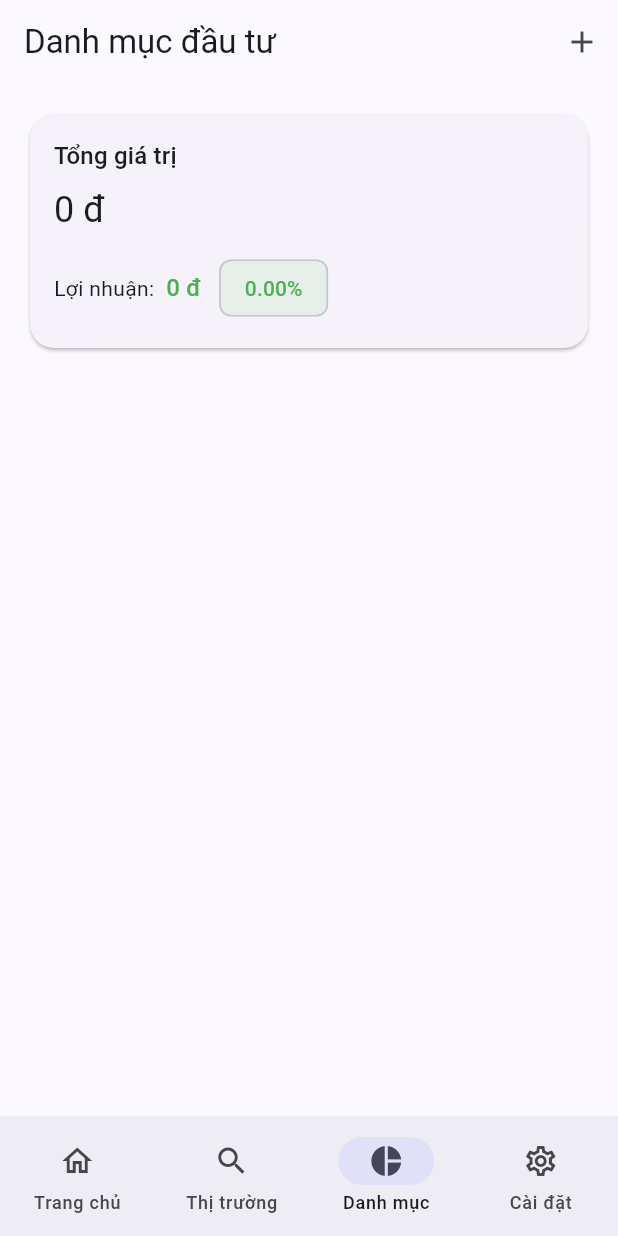
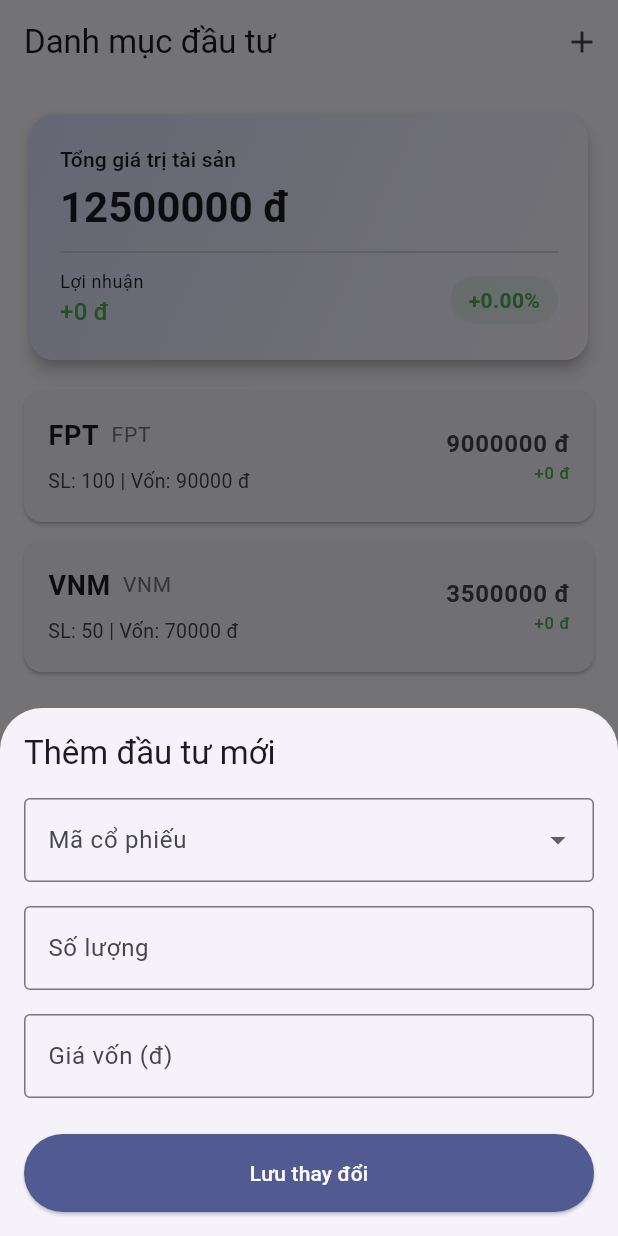
Before and after one commit to vinhhoang04cp/invest, a Flutter app: the screen it shows once a user with an empty profile is signed in, item 3 of the bottom bar chosen, after a tap on the "add" icon, on a phone screen of 412 x 824 dp. Run offline on Flutter 3.47's test engine with Material 3 defaults, Android fonts, the phone set to English and light mode, and no system bars; drawn by our look-alikes of talker_flutter; our stand-ins replace cloud_firestore, firebase_auth, firebase_core, fl_chart; accounts and stored records are empty; network calls fail.

Commit message:
upt danh muc dau tu

```diff
--- a/lib/main.dart
+++ b/lib/main.dart
@@ -16,6 +16,7 @@ import 'screens/watchlist_manage_screen.dart';
 import 'services/logger_service.dart';
 import 'state/auth_provider.dart';
 import 'state/watchlist_provider.dart';
+import 'state/portfolio_provider.dart';
 
 // =============================================================================
 // ENTRY POINT — main.dart
@@ -86,6 +87,17 @@ class AppBootstrap extends StatelessWidget {
             final String? newUid = auth.uid;
             if (previous == null || newUid != previous.uid) {
               return WatchlistProvider(uid: newUid);
+            }
+            return previous;
+          },
+        ),
+        // PortfolioProvider: tương tự WatchlistProvider, phụ thuộc vào AuthProvider
+        ChangeNotifierProxyProvider<AuthProvider, PortfolioProvider>(
+          create: (_) => PortfolioProvider(),
+          update: (_, AuthProvider auth, PortfolioProvider? previous) {
+            final String? newUid = auth.uid;
+            if (previous == null || newUid != previous.uid) {
+              return PortfolioProvider(uid: newUid);
             }
             return previous;
           },
--- a/lib/models/portfolio.dart
+++ b/lib/models/portfolio.dart
@@ -1,4 +1,45 @@
 import 'stock.dart';
+
+/// Dữ liệu thô của một khoản đầu tư (dùng để lưu trữ).
+class PortfolioItem {
+  const PortfolioItem({
+    required this.symbol,
+    required this.quantity,
+    required this.averagePrice,
+  });
+
+  final String symbol;
+  final int quantity;
+  final double averagePrice;
+
+  Map<String, dynamic> toMap() {
+    return {
+      'symbol': symbol,
+      'quantity': quantity,
+      'averagePrice': averagePrice,
+    };
+  }
+
+  factory PortfolioItem.fromMap(Map<String, dynamic> map) {
+    return PortfolioItem(
+      symbol: map['symbol'] as String,
+      quantity: (map['quantity'] as num).toInt(),
+      averagePrice: (map['averagePrice'] as num).toDouble(),
+    );
+  }
+
+  PortfolioItem copyWith({
+    String? symbol,
+    int? quantity,
+    double? averagePrice,
+  }) {
+    return PortfolioItem(
+      symbol: symbol ?? this.symbol,
+      quantity: quantity ?? this.quantity,
+      averagePrice: averagePrice ?? this.averagePrice,
+    );
+  }
+}
 
 /// Đại diện cho một khoản đầu tư (một mã cổ phiếu cụ thể) trong Danh mục của người dùng.
 class PortfolioEntry {
--- a/lib/screens/portfolio_screen.dart
+++ b/lib/screens/portfolio_screen.dart
@@ -1,25 +1,14 @@
 import 'package:flutter/material.dart';
+import 'package:provider/provider.dart';
 
 import '../models/portfolio.dart';
-import '../services/yahoo_finance_service.dart';
+import '../state/portfolio_provider.dart';
+import '../widgets/portfolio_entry_form.dart';
 
 // =============================================================================
 // PortfolioScreen — Màn hình Danh mục Đầu tư Cá nhân
 // =============================================================================
-//
-// Hiển thị:
-//   - Card tổng kết: Tổng giá trị tài sản, Lợi nhuận/Lỗ tổng thể
-//   - Danh sách từng khoản đầu tư (PortfolioEntry): mã CP, số lượng, giá vốn, hiện tại
-//
-// HIỆN TẠI: Dữ liệu là MOCK (giả lập từ fetchPortfolio trong YahooFinanceService).
-// Cần kết nối backend/database thật để lưu giao dịch mua/bán thực tế.
-//
-// LUỒNG:
-//   initState → fetchPortfolio() → _portfolioFuture
-//   FutureBuilder → build UI khi Future complete
-// =============================================================================
 
-/// Màn hình Danh mục Đầu tư — tổng hợp và hiển thị các khoản đầu tư.
 class PortfolioScreen extends StatefulWidget {
   const PortfolioScreen({super.key});
 
@@ -28,15 +17,22 @@ class PortfolioScreen extends StatefulWidget {
 }
 
 class _PortfolioScreenState extends State<PortfolioScreen> {
-  final YahooFinanceService _apiService = YahooFinanceService.instance;
 
-  /// Future chứa dữ liệu danh mục — FutureBuilder theo dõi Future này
-  late Future<PortfolioSummary> _portfolioFuture;
+  void _showEntryForm(BuildContext context, {PortfolioItem? initialItem}) async {
+    final result = await showModalBottomSheet<Map<String, dynamic>>(
+      context: context,
+      isScrollControlled: true,
+      builder: (context) => PortfolioEntryForm(initialItem: initialItem),
+    );
 
-  @override
-  void initState() {
-    super.initState();
-    _portfolioFuture = _apiService.fetchPortfolio(); // Bắt đầu fetch ngay khi init
+    if (result != null && mounted) {
+      final provider = Provider.of<PortfolioProvider>(context, listen: false);
+      await provider.upsertEntry(
+        result['symbol'],
+        result['quantity'],
+        result['price'],
+      );
+    }
   }
 
   @override
@@ -46,87 +42,89 @@ class _PortfolioScreenState extends State<PortfolioScreen> {
         title: const Text('Danh mục đầu tư'),
         actions: <Widget>[
           IconButton(
-            onPressed: () {
-              // TODO: Mở popup form nhập giao dịch mới vào danh mục
-            },
+            onPressed: () => _showEntryForm(context),
             icon: const Icon(Icons.add),
             tooltip: 'Thêm mã',
           ),
         ],
       ),
-      body: RefreshIndicator(
-        onRefresh: () async {
-          // Pull-to-refresh: tạo Future mới → FutureBuilder rebuild
-          setState(() {
-            _portfolioFuture = _apiService.fetchPortfolio();
-          });
-          await _portfolioFuture; // Chờ xong rồi dismiss indicator
-        },
-        child: FutureBuilder<PortfolioSummary>(
-          future: _portfolioFuture,
-          builder: (BuildContext context, AsyncSnapshot<PortfolioSummary> snapshot) {
-            if (snapshot.connectionState == ConnectionState.waiting) {
+      body: Consumer<PortfolioProvider>(
+        builder: (context, provider, child) {
+          if (provider.isLoading) {
             return const Center(child: CircularProgressIndicator());
           }
-            if (snapshot.hasError) {
-              return Center(child: Text('Không thể tải danh mục: ${snapshot.error}'));
-            }
-            final PortfolioSummary summary = snapshot.data!;
-            return ListView(
+
+          final summary = provider.summary;
+
+          return RefreshIndicator(
+            onRefresh: () => provider.refreshPrices(),
+            child: ListView(
               padding: const EdgeInsets.all(16),
               children: <Widget>[
                 _buildSummaryCard(context, summary), // Card tổng kết
                 const SizedBox(height: 16),
-                _buildPortfolioList(summary),         // Danh sách từng khoản
+                _buildPortfolioList(context, provider, summary), // Danh sách từng khoản
               ],
+            ),
           );
         },
-        ),
       ),
     );
   }
 
-  // ---------------------------------------------------------------------------
-  // _buildSummaryCard() — Card tổng kết toàn danh mục
-  // ---------------------------------------------------------------------------
-
-  /// Card tổng kết: tổng giá trị tài sản + lợi nhuận/lỗ tổng thể.
-  ///
-  /// Dữ liệu đến từ computed getters của [PortfolioSummary]:
-  ///   totalValue = fold (cộng dồn) tất cả currentValue từng entry
-  ///   totalProfitLoss = totalValue - totalInvested
   Widget _buildSummaryCard(BuildContext context, PortfolioSummary summary) {
     final TextTheme textTheme = Theme.of(context).textTheme;
-    // Màu xanh nếu lãi, đỏ nếu lỗ
     final Color profitColor = summary.totalProfitLoss >= 0 ? Colors.green : Colors.red;
 
     return Card(
+      elevation: 4,
       shape: RoundedRectangleBorder(borderRadius: BorderRadius.circular(16)),
-      child: Padding(
-        padding: const EdgeInsets.all(16),
+      child: Container(
+        decoration: BoxDecoration(
+          borderRadius: BorderRadius.circular(16),
+          gradient: LinearGradient(
+            colors: [
+              Theme.of(context).colorScheme.primaryContainer,
+              Theme.of(context).colorScheme.surface,
+            ],
+            begin: Alignment.topLeft,
+            end: Alignment.bottomRight,
+          ),
+        ),
+        padding: const EdgeInsets.all(20),
         child: Column(
           crossAxisAlignment: CrossAxisAlignment.start,
           children: <Widget>[
-            Text('Tổng giá trị', style: textTheme.titleMedium),
-            const SizedBox(height: 8),
-            Text('${summary.totalValue.toStringAsFixed(0)} đ',
-                style: textTheme.headlineSmall),
-            const SizedBox(height: 12),
+            Text('Tổng giá trị tài sản', style: textTheme.titleSmall),
+            const SizedBox(height: 4),
+            Text(
+              '${summary.totalValue.toStringAsFixed(0)} đ',
+              style: textTheme.headlineMedium?.copyWith(fontWeight: FontWeight.bold),
+            ),
+            const Divider(height: 24),
             Row(
-              children: <Widget>[
-                Text('Lợi nhuận:', style: textTheme.bodyMedium),
-                const SizedBox(width: 8),
-                // Lãi/lỗ tuyệt đối (VND)
+              mainAxisAlignment: MainAxisAlignment.spaceBetween,
+              children: [
+                Column(
+                  crossAxisAlignment: CrossAxisAlignment.start,
+                  children: [
+                    Text('Lợi nhuận', style: textTheme.bodySmall),
                     Text(
-                  '${summary.totalProfitLoss.toStringAsFixed(0)} đ',
+                      '${summary.totalProfitLoss >= 0 ? "+" : ""}${summary.totalProfitLoss.toStringAsFixed(0)} đ',
                       style: textTheme.titleMedium?.copyWith(color: profitColor),
                     ),
-                const SizedBox(width: 12),
-                // Lãi/lỗ phần trăm trong Chip
-                Chip(
-                  label: Text('${summary.totalProfitLossPercent.toStringAsFixed(2)}%'),
-                  backgroundColor: profitColor.withOpacity(.12),
-                  labelStyle: TextStyle(color: profitColor),
+                  ],
+                ),
+                Container(
+                  padding: const EdgeInsets.symmetric(horizontal: 12, vertical: 6),
+                  decoration: BoxDecoration(
+                    color: profitColor.withOpacity(0.1),
+                    borderRadius: BorderRadius.circular(20),
+                  ),
+                  child: Text(
+                    '${summary.totalProfitLoss >= 0 ? "+" : ""}${summary.totalProfitLossPercent.toStringAsFixed(2)}%',
+                    style: TextStyle(color: profitColor, fontWeight: FontWeight.bold),
+                  ),
                 ),
               ],
             ),
@@ -136,49 +134,84 @@ class _PortfolioScreenState extends State<PortfolioScreen> {
     );
   }
 
-  // ---------------------------------------------------------------------------
-  // _buildPortfolioList() — Danh sách từng khoản đầu tư
-  // ---------------------------------------------------------------------------
+  Widget _buildPortfolioList(BuildContext context, PortfolioProvider provider, PortfolioSummary summary) {
+    if (summary.entries.isEmpty) {
+      return const Center(
+        child: Padding(
+          padding: EdgeInsets.symmetric(vertical: 40),
+          child: Text('Chưa có mã nào trong danh mục'),
+        ),
+      );
+    }
 
-  /// Danh sách từng [PortfolioEntry]: mã cổ phiếu, số lượng, giá vốn, giá trị hiện tại.
-  ///
-  /// Dùng Column + map() thay vì ListView vì đã ở bên trong ListView cha.
-  /// Tránh nested scrollable (ListView trong ListView) gây lỗi layout.
-  Widget _buildPortfolioList(PortfolioSummary summary) {
     return Column(
-      // summary.entries là List<PortfolioEntry>
-      // .map() chuyển từng entry → Widget Card → .toList() convert Iterable sang List
-      children: summary.entries
-          .map(
-            (PortfolioEntry entry) => Card(
+      children: summary.entries.map((PortfolioEntry entry) {
+        final item = provider.items.firstWhere((i) => i.symbol == entry.stock.symbol);
+
+        return Dismissible(
+          key: Key(entry.stock.symbol),
+          direction: DismissDirection.endToStart,
+          background: Container(
+            alignment: Alignment.centerRight,
+            padding: const EdgeInsets.only(right: 20),
+            color: Colors.red,
+            child: const Icon(Icons.delete, color: Colors.white),
+          ),
+          onDismissed: (direction) {
+            provider.removeEntry(entry.stock.symbol);
+            ScaffoldMessenger.of(context).showSnackBar(
+              SnackBar(content: Text('Đã xóa ${entry.stock.symbol}')),
+            );
+          },
+          child: Card(
             margin: const EdgeInsets.only(bottom: 12),
             child: ListTile(
-                // Tên: "FPT • CTCP FPT"
-                title: Text('${entry.stock.symbol} • ${entry.stock.name}'),
-                // Số lượng + giá vốn bình quân
-                subtitle: Text(
-                    'Số lượng: ${entry.quantity} | Giá vốn: ${entry.averagePrice.toStringAsFixed(0)} đ'),
+              contentPadding: const EdgeInsets.symmetric(horizontal: 16, vertical: 8),
+              title: Row(
+                children: [
+                  Text(
+                    entry.stock.symbol,
+                    style: const TextStyle(fontWeight: FontWeight.bold, fontSize: 18),
+                  ),
+                  const SizedBox(width: 8),
+                  Expanded(
+                    child: Text(
+                      entry.stock.name,
+                      style: TextStyle(color: Colors.grey[600], fontSize: 14),
+                      overflow: TextOverflow.ellipsis,
+                    ),
+                  ),
+                ],
+              ),
+              subtitle: Padding(
+                padding: const EdgeInsets.only(top: 8),
+                child: Text(
+                  'SL: ${entry.quantity} | Vốn: ${entry.averagePrice.toStringAsFixed(0)} đ',
+                  style: const TextStyle(fontSize: 13),
+                ),
+              ),
               trailing: Column(
                 mainAxisAlignment: MainAxisAlignment.center,
                 crossAxisAlignment: CrossAxisAlignment.end,
                 children: <Widget>[
-                    // Giá trị hiện tại = giá * số lượng
-                    Text('${entry.currentValue.toStringAsFixed(0)} đ'),
-                    // Lãi/lỗ từng khoản: màu xanh/đỏ
                   Text(
-                      '${entry.profitLoss.toStringAsFixed(0)} đ',
+                    '${entry.currentValue.toStringAsFixed(0)} đ',
+                    style: const TextStyle(fontWeight: FontWeight.bold, fontSize: 16),
+                  ),
+                  Text(
+                    '${entry.profitLoss >= 0 ? "+" : ""}${entry.profitLoss.toStringAsFixed(0)} đ',
                     style: TextStyle(
-                          color: entry.profitLoss >= 0 ? Colors.green : Colors.red),
+                      color: entry.profitLoss >= 0 ? Colors.green : Colors.red,
+                      fontWeight: FontWeight.w500,
+                    ),
                   ),
                 ],
               ),
-                onTap: () {
-                  // TODO: Navigate sang màn hình xem/sửa giao dịch của mã này
-                },
+              onTap: () => _showEntryForm(context, initialItem: item),
             ),
           ),
-          )
-          .toList(),
+        );
+      }).toList(),
     );
   }
 }
--- /dev/null
+++ b/lib/state/portfolio_provider.dart
@@ -0,0 +1,150 @@
+import 'dart:async';
+
+import 'package:cloud_firestore/cloud_firestore.dart';
+import 'package:flutter/foundation.dart';
+
+import '../models/portfolio.dart';
+import '../models/stock.dart';
+import '../services/yahoo_finance_service.dart';
+
+/// Provider quản lý danh mục đầu tư cá nhân.
+class PortfolioProvider extends ChangeNotifier {
+  PortfolioProvider({String? uid}) : _uid = uid {
+    _initialize();
+  }
+
+  final String? _uid;
+
+  /// UID của người dùng hiện tại (public getter để ProxyProvider so sánh).
+  String? get uid => _uid;
+
+  final List<PortfolioItem> _items = [];
+  final Map<String, Stock> _priceCache = {};
+  bool _isLoading = true;
+
+  bool get isLoading => _isLoading;
+  List<PortfolioItem> get items => List.unmodifiable(_items);
+
+  /// Trả về PortfolioSummary bao gồm cả giá thị trường hiện tại.
+  PortfolioSummary get summary {
+    final entries = _items.map((item) {
+      final stock = _priceCache[item.symbol] ??
+          Stock(
+            symbol: item.symbol,
+            name: item.symbol,
+            price: item.averagePrice, // Fallback nếu chưa có giá market
+            changePercent: 0,
+            volume: 0,
+            apiSymbol: '${item.symbol}.VN',
+          );
+      return PortfolioEntry(
+        stock: stock,
+        quantity: item.quantity,
+        averagePrice: item.averagePrice,
+      );
+    }).toList();
+
+    return PortfolioSummary(entries: entries);
+  }
+
+  Future<void> _initialize() async {
+    _isLoading = true;
+    notifyListeners();
+
+    try {
+      if (_uid != null) {
+        final snapshot = await FirebaseFirestore.instance
+            .collection('users')
+            .doc(_uid)
+            .collection('portfolio')
+            .get();
+
+        _items.clear();
+        for (var doc in snapshot.docs) {
+          _items.add(PortfolioItem.fromMap(doc.data()));
+        }
+      }
+
+      // Nếu không có dữ liệu thật, tạo data mẫu (chỉ cho lần đầu hoặc guest)
+      if (_items.isEmpty) {
+        _items.addAll([
+          const PortfolioItem(symbol: 'FPT', quantity: 100, averagePrice: 90000),
+          const PortfolioItem(symbol: 'VNM', quantity: 50, averagePrice: 70000),
+        ]);
+      }
+
+      await refreshPrices();
+    } catch (e) {
+      debugPrint('PortfolioProvider Error: $e');
+    } finally {
+      _isLoading = false;
+      notifyListeners();
+    }
+  }
+
+  /// Cập nhật giá thị trường cho tất cả mã trong danh mục.
+  Future<void> refreshPrices() async {
+    if (_items.isEmpty) return;
+
+    try {
+      final symbols = _items.map((e) => e.symbol).toList();
+      final stocks = await YahooFinanceService.instance.fetchQuotes(symbols);
+
+      for (var stock in stocks) {
+        _priceCache[stock.symbol] = stock;
+      }
+      notifyListeners();
+    } catch (e) {
+      debugPrint('RefreshPrices Error: $e');
+    }
+  }
+
+  /// Thêm hoặc cập nhật một mã trong danh mục.
+  Future<void> upsertEntry(String symbol, int quantity, double price) async {
+    final index = _items.indexWhere((e) => e.symbol == symbol);
+    final newItem = PortfolioItem(
+      symbol: symbol,
+      quantity: quantity,
+      averagePrice: price,
+    );
+
+    if (index >= 0) {
+      _items[index] = newItem;
+    } else {
+      _items.add(newItem);
+    }
+
+    if (_uid != null) {
+      await FirebaseFirestore.instance
+          .collection('users')
+          .doc(_uid)
+          .collection('portfolio')
+          .doc(symbol)
+          .set(newItem.toMap());
+    }
+
+    // Fetch giá ngay lập tức cho mã mới
+    final stock = await YahooFinanceService.instance.fetchSingleQuote(symbol);
+    if (stock != null) {
+      _priceCache[symbol] = stock;
+    }
+
+    notifyListeners();
+  }
+
+  /// Xóa một mã khỏi danh mục.
+  Future<void> removeEntry(String symbol) async {
+    _items.removeWhere((e) => e.symbol == symbol);
+
+    if (_uid != null) {
+      await FirebaseFirestore.instance
+          .collection('users')
+          .doc(_uid)
+          .collection('portfolio')
+          .doc(symbol)
+          .delete();
+    }
+
+    notifyListeners();
+  }
+}
--- /dev/null
+++ b/lib/widgets/portfolio_entry_form.dart
@@ -0,0 +1,180 @@
+import 'package:flutter/material.dart';
+import 'package:provider/provider.dart';
+import '../models/portfolio.dart';
+import '../state/watchlist_provider.dart';
+import '../state/portfolio_provider.dart';
+import '../services/yahoo_finance_service.dart';
+
+class PortfolioEntryForm extends StatefulWidget {
+  final PortfolioItem? initialItem;
+
+  const PortfolioEntryForm({super.key, this.initialItem});
+
+  @override
+  State<PortfolioEntryForm> createState() => _PortfolioEntryFormState();
+}
+
+class _PortfolioEntryFormState extends State<PortfolioEntryForm> {
+  final _formKey = GlobalKey<FormState>();
+  late String _symbol;
+  late int _quantity;
+  late final TextEditingController _priceController;
+  bool _isFetchingPrice = false;
+
+  @override
+  void initState() {
+    super.initState();
+    _symbol = widget.initialItem?.symbol ?? '';
+    _quantity = widget.initialItem?.quantity ?? 0;
+    final initialPrice = widget.initialItem?.averagePrice ?? 0;
+    _priceController = TextEditingController(
+      text: initialPrice == 0 ? '' : initialPrice.toStringAsFixed(0),
+    );
+  }
+
+  @override
+  void dispose() {
+    _priceController.dispose();
+    super.dispose();
+  }
+
+  Future<void> _onSymbolChanged(String? value) async {
+    if (value == null || value == _symbol) return;
+
+    setState(() {
+      _symbol = value;
+      _isFetchingPrice = true;
+    });
+
+    try {
+      final stock = await YahooFinanceService.instance.fetchSingleQuote(value);
+      if (stock != null && mounted) {
+        setState(() {
+          _priceController.text = stock.price.toStringAsFixed(0);
+        });
+      }
+    } finally {
+      if (mounted) {
+        setState(() {
+          _isFetchingPrice = false;
+        });
+      }
+    }
+  }
+
+  @override
+  Widget build(BuildContext context) {
+    final watchlistProvider = Provider.of<WatchlistProvider>(context);
+    final availableSymbols = watchlistProvider.availableSymbols;
+
+    return Padding(
+      padding: EdgeInsets.only(
+        bottom: MediaQuery.of(context).viewInsets.bottom,
+        left: 16,
+        right: 16,
+        top: 16,
+      ),
+      child: Form(
+        key: _formKey,
+        child: Column(
+          mainAxisSize: MainAxisSize.min,
+          crossAxisAlignment: CrossAxisAlignment.stretch,
+          children: [
+            Text(
+              widget.initialItem == null ? 'Thêm đầu tư mới' : 'Chỉnh sửa đầu tư',
+              style: Theme.of(context).textTheme.titleLarge,
+            ),
+            const SizedBox(height: 16),
+
+            // Dropdown chọn mã
+            DropdownButtonFormField<String>(
+              isExpanded: true,
+              value: _symbol.isEmpty ? null : _symbol,
+              decoration: const InputDecoration(
+                labelText: 'Mã cổ phiếu',
+                border: OutlineInputBorder(),
+              ),
+              items: availableSymbols.map((s) {
+                return DropdownMenuItem(
+                  value: s.displaySymbol,
+                  child: Text(
+                    '${s.displaySymbol} - ${s.companyName}',
+                    overflow: TextOverflow.ellipsis,
+                  ),
+                );
+              }).toList(),
+              onChanged: widget.initialItem != null ? null : _onSymbolChanged,
+              validator: (value) => value == null ? 'Vui lòng chọn mã' : null,
+            ),
+            const SizedBox(height: 16),
+
+            // Số lượng
+            TextFormField(
+              initialValue: _quantity == 0 ? '' : _quantity.toString(),
+              decoration: const InputDecoration(
+                labelText: 'Số lượng',
+                border: OutlineInputBorder(),
+              ),
+              keyboardType: TextInputType.number,
+              validator: (value) {
+                if (value == null || value.isEmpty) return 'Nhập số lượng';
+                final n = int.tryParse(value);
+                if (n == null || n <= 0) return 'Số lượng phải > 0';
+                return null;
+              },
+              onSaved: (value) => _quantity = int.parse(value!),
+            ),
+            const SizedBox(height: 16),
+
+            // Giá vốn
+            TextFormField(
+              controller: _priceController,
+              decoration: InputDecoration(
+                labelText: 'Giá vốn (đ)',
+                border: const OutlineInputBorder(),
+                suffixIcon: _isFetchingPrice
+                    ? const SizedBox(
+                        width: 20,
+                        height: 20,
+                        child: Padding(
+                          padding: EdgeInsets.all(12),
+                          child: CircularProgressIndicator(strokeWidth: 2),
+                        ),
+                      )
+                    : null,
+              ),
+              keyboardType: TextInputType.number,
+              validator: (value) {
+                if (value == null || value.isEmpty) return 'Nhập giá vốn';
+                final n = double.tryParse(value);
+                if (n == null || n <= 0) return 'Giá phải > 0';
+                return null;
+              },
+            ),
+            const SizedBox(height: 24),
+
+            ElevatedButton(
+              onPressed: () {
+                if (_formKey.currentState!.validate()) {
+                  _formKey.currentState!.save();
+                    Navigator.pop(context, {
+                      'symbol': _symbol,
+                      'quantity': _quantity,
+                      'price': double.tryParse(_priceController.text) ?? 0,
+                    });
+                }
+              },
+              style: ElevatedButton.styleFrom(
+                padding: const EdgeInsets.all(16),
+                backgroundColor: Theme.of(context).colorScheme.primary,
+                foregroundColor: Theme.of(context).colorScheme.onPrimary,
+              ),
+              child: const Text('Lưu thay đổi'),
+            ),
+            const SizedBox(height: 16),
+          ],
+        ),
+      ),
+    );
+  }
+}
```
Also changed, not shown: lib/firebase_options.dart. Lines whose indentation alone changed are shown as unchanged.
